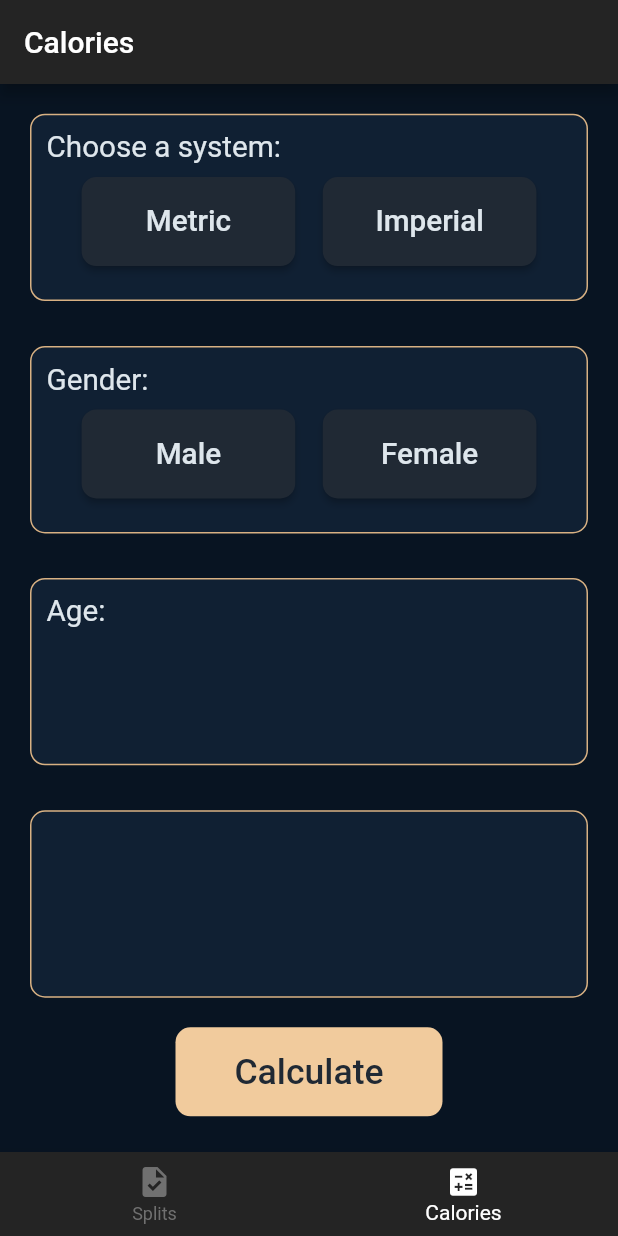
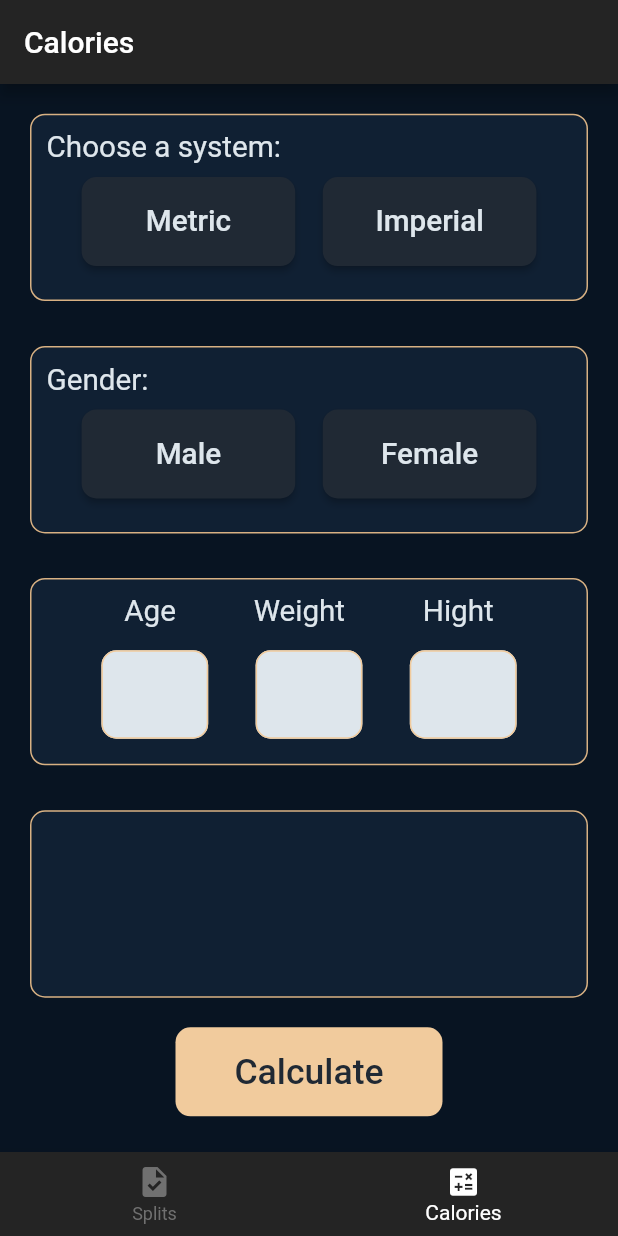
Before and after one commit to xKusabimaru/progressive-overload, a Flutter app: the screen it shows after launch, item 2 of the bottom bar chosen, on a phone screen of 412 x 824 dp. Run offline on Flutter 3.47's test engine with Material 2 defaults, Android fonts, the phone set to English and light mode, and no system bars.

Commit message:
Calorues,M,3/4

```diff
--- a/lib/views/calories_view.dart
+++ b/lib/views/calories_view.dart
@@ -19,9 +19,9 @@ class _CaloriesViewState extends State<CaloriesView> {
 
   String? _system;
   String? _gender;
-  double? _age;
-  double? _hight;
-  double? _weight;
+  String? _age;
+  String? _hight;
+  String? _weight;
   int? _activity;
 
   @override
@@ -206,15 +206,98 @@ class _CaloriesViewState extends State<CaloriesView> {
                         padding: const EdgeInsets.symmetric(
                             vertical: 10.0, horizontal: 10.0),
                         child: Column(children: [
-                          Align(
-                              alignment: Alignment.topLeft,
-                              child: Text(
-                                "Age:",
+                          Row(
+                            mainAxisAlignment: MainAxisAlignment.spaceEvenly,
+                            children: [
+                              Text(
+                                "Age",
                                 style: TextStyle(
                                   fontSize: usedHeight / 36,
                                   color: Color(mainTextColor),
                                 ),
-                              )),
+                              ),
+                              Text(
+                                "Weight",
+                                style: TextStyle(
+                                  fontSize: usedHeight / 36,
+                                  color: Color(mainTextColor),
+                                ),
+                              ),
+                              Text(
+                                "Hight",
+                                style: TextStyle(
+                                  fontSize: usedHeight / 36,
+                                  color: Color(mainTextColor),
+                                ),
+                              ),
+                            ],
+                          ),
+                          Padding(
+                            padding: EdgeInsets.symmetric(
+                                vertical: (usedHeight / 50), horizontal: 5.0),
+                            child: Row(
+                              mainAxisAlignment: MainAxisAlignment.spaceEvenly,
+                              children: [
+                                Flexible(
+                                    child: SizedBox(
+                                        width: usedHeight / 10,
+                                        child: TextField(
+                                          onChanged: (value) {
+                                            _age = value;
+                                          },
+                                          keyboardType: TextInputType.number,
+                                          decoration: InputDecoration(
+                                              filled: true,
+                                              fillColor: Color(mainTextColor),
+                                              enabledBorder: OutlineInputBorder(
+                                                  borderRadius:
+                                                      BorderRadius.all(
+                                                          Radius.circular(10)),
+                                                  borderSide: BorderSide(
+                                                      color: Color(
+                                                          mainButtonColor)))),
+                                        ))),
+                                Flexible(
+                                    child: SizedBox(
+                                        width: usedHeight / 10,
+                                        child: TextField(
+                                          onChanged: (value) {
+                                            _weight = value;
+                                          },
+                                          keyboardType: TextInputType.number,
+                                          decoration: InputDecoration(
+                                              filled: true,
+                                              fillColor: Color(mainTextColor),
+                                              enabledBorder: OutlineInputBorder(
+                                                  borderRadius:
+                                                      BorderRadius.all(
+                                                          Radius.circular(10)),
+                                                  borderSide: BorderSide(
+                                                      color: Color(
+                                                          mainButtonColor)))),
+                                        ))),
+                                Flexible(
+                                    child: SizedBox(
+                                        width: usedHeight / 10,
+                                        child: TextField(
+                                          keyboardType: TextInputType.number,
+                                          onChanged: (value) {
+                                            _hight = value;
+                                          },
+                                          decoration: InputDecoration(
+                                              filled: true,
+                                              fillColor: Color(mainTextColor),
+                                              enabledBorder: OutlineInputBorder(
+                                                  borderRadius:
+                                                      BorderRadius.all(
+                                                          Radius.circular(10)),
+                                                  borderSide: BorderSide(
+                                                      color: Color(
+                                                          mainButtonColor)))),
+                                        )))
+                              ],
+                            ),
+                          )
                         ])),
                     decoration: BoxDecoration(
                       color: Color(containerColor),
@@ -236,7 +319,7 @@ class _CaloriesViewState extends State<CaloriesView> {
                       style: TextButton.styleFrom(
                         primary: Color(buttonTextColor),
                         backgroundColor: Color(mainButtonColor),
-                        fixedSize: Size(usedHeight/4, usedHeight / 12),
+                        fixedSize: Size(usedHeight / 4, usedHeight / 12),
                         shape: RoundedRectangleBorder(
                             borderRadius:
                                 BorderRadius.all(Radius.circular(10))),
```
